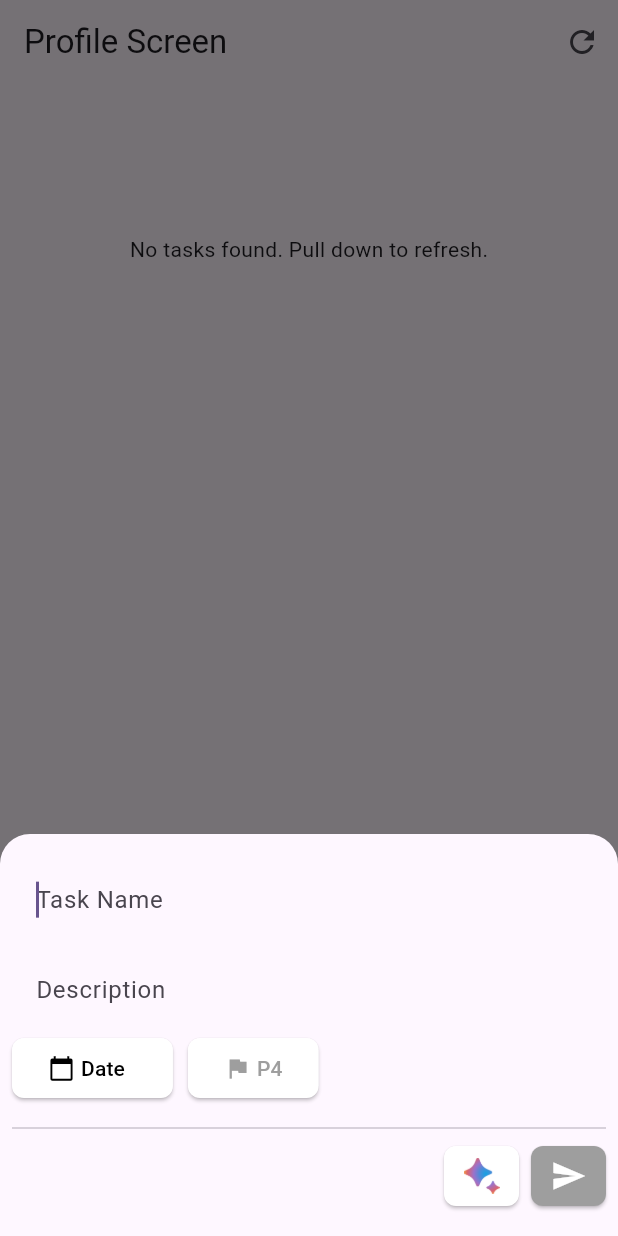
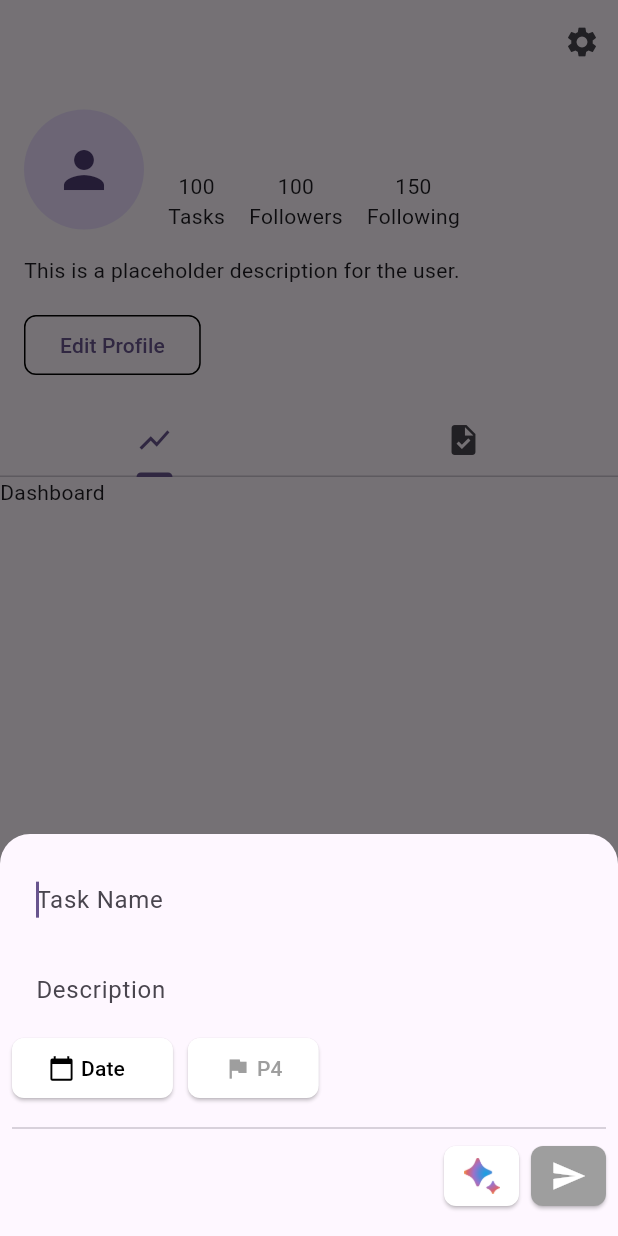
Before and after one commit to siuma1109/flutter_life_goal_management, a Flutter app: the ProfileScreen screen opened by its route, after a tap on the "add" icon, on a phone screen of 412 x 824 dp. Run offline on Flutter 3.47's test engine with Material 3 defaults, Android fonts, the phone set to English and light mode, and no system bars; our stand-ins replace flutter_dotenv, go_router, sqflite; accounts and stored records are empty.

Commit message:
Add user and tables Add profile info widget

```diff
--- a/lib/src/app_router.dart
+++ b/lib/src/app_router.dart
@@ -96,7 +96,7 @@ final GoRouter router = GoRouter(
             GoRoute(
               path: '/profile',
               builder: (BuildContext context, GoRouterState state) {
-                return const ProfileScreen(title: 'Profile Screen');
+                return const ProfileScreen();
               },
             ),
           ],
--- a/lib/src/models/task.dart
+++ b/lib/src/models/task.dart
@@ -6,12 +6,16 @@ class Task {
   final DateTime? dueDate;
   final int priority;
   bool isChecked;
+  final int userId;
+  final int? projectId;
   final DateTime createdAt;
   final DateTime updatedAt;
 
   Task({
     this.id,
     this.parentId,
+    required this.userId,
+    this.projectId,
     required this.title,
     this.description,
     this.dueDate,
@@ -25,6 +29,8 @@ class Task {
     return {
       'id': id,
       'parent_id': parentId,
+      'user_id': userId,
+      'project_id': projectId,
       'title': title,
       'description': description,
       'due_date': dueDate?.toIso8601String(),
@@ -39,6 +45,8 @@ class Task {
     return Task(
       id: map['id'],
       parentId: map['parent_id'],
+      userId: map['user_id'],
+      projectId: map['project_id'],
       title: map['title'],
       description: map['description'],
       dueDate: map['due_date'] != null ? DateTime.parse(map['due_date']) : null,
@@ -52,6 +60,8 @@ class Task {
   Task copyWith({
     int? id,
     int? parentId,
+    int? userId,
+    int? projectId,
     String? title,
     String? description,
     DateTime? dueDate,
@@ -63,6 +73,8 @@ class Task {
     return Task(
       id: id ?? this.id,
       parentId: parentId ?? this.parentId,
+      userId: userId ?? this.userId,
+      projectId: projectId ?? this.projectId,
       title: title ?? this.title,
       description: description ?? this.description,
       dueDate: dueDate ?? this.dueDate,
--- /dev/null
+++ b/lib/src/models/user.dart
@@ -0,0 +1,34 @@
+class User {
+  final int? id;
+  final String username;
+  final String name;
+  final String email;
+  final String password;
+
+  User({
+    this.id,
+    required this.username,
+    required this.name,
+    required this.email,
+    required this.password,
+  });
+
+  factory User.fromMap(Map<String, dynamic> map) {
+    return User(
+        id: map['id'],
+        username: map['username'],
+        name: map['name'],
+        email: map['email'],
+        password: map['password']);
+  }
+
+  Map<String, dynamic> toMap() {
+    return {
+      'id': id,
+      'username': username,
+      'name': name,
+      'email': email,
+      'password': password,
+    };
+  }
+}
--- a/lib/src/screens/profile_screen.dart
+++ b/lib/src/screens/profile_screen.dart
@@ -1,13 +1,13 @@
 import 'package:flutter/material.dart';
-import 'package:flutter_life_goal_management/src/services/task_service.dart';
-import 'package:flutter_life_goal_management/src/widgets/task/add_task_floating_button_widget.dart';
+import 'package:flutter_life_goal_management/src/services/auth_service.dart';
+import 'package:flutter_life_goal_management/src/widgets/profile_info_widget.dart';
 import '../models/task.dart';
 import '../services/database_helper.dart';
+import '../widgets/task/add_task_floating_button_widget.dart';
+import '../widgets/task/task_list_widget.dart';
 
 class ProfileScreen extends StatefulWidget {
-  final String title;
-
-  const ProfileScreen({super.key, required this.title});
+  const ProfileScreen({super.key});
 
   @override
   State<ProfileScreen> createState() => _ProfileScreenState();
@@ -15,7 +15,6 @@ class ProfileScreen extends StatefulWidget {
 
 class _ProfileScreenState extends State<ProfileScreen> {
   final DatabaseHelper _databaseHelper = DatabaseHelper();
-  final TaskService _taskService = TaskService();
   List<Task> _tasks = [];
   final GlobalKey<RefreshIndicatorState> _refreshIndicatorKey =
       GlobalKey<RefreshIndicatorState>();
@@ -33,7 +32,8 @@ class _ProfileScreenState extends State<ProfileScreen> {
   }
 
   Future<void> _loadTasks() async {
-    final tasks = await _databaseHelper.getAllTasks(false);
+    final tasks = await _databaseHelper.getAllTasks(
+        false, AuthService().getLoggedInUser()?.id);
     setState(() {
       _tasks = tasks.map((task) => Task.fromMap(task)).toList();
     });
@@ -43,96 +43,46 @@ class _ProfileScreenState extends State<ProfileScreen> {
   Widget build(BuildContext context) {
     return Scaffold(
       appBar: AppBar(
-        title: Text(widget.title),
+        title: Text(AuthService().getLoggedInUser()?.username ?? 'Profile'),
         actions: [
           IconButton(
-            icon: const Icon(Icons.refresh),
+            icon: const Icon(Icons.settings),
             onPressed: () {
-              _refreshIndicatorKey.currentState?.show();
+              // TODO: Implement settings
             },
           ),
         ],
       ),
-      body: RefreshIndicator(
-        key: _refreshIndicatorKey,
-        onRefresh: _loadTasks,
-        child: _tasks.isEmpty
-            ? ListView(
-                physics: const AlwaysScrollableScrollPhysics(),
-                children: const [
-                  SizedBox(height: 100),
-                  Center(
-                    child: Text('No tasks found. Pull down to refresh.'),
+      body: DefaultTabController(
+        length: 3,
+        child: Column(
+          crossAxisAlignment: CrossAxisAlignment.start,
+          children: [
+            // Profile Section
+            ProfileInfoWidget(),
+            const TabBar(
+              tabs: [
+                Tab(icon: Icon(Icons.show_chart)),
+                Tab(icon: Icon(Icons.task)),
+              ],
+            ),
+            Expanded(
+              child: TabBarView(
+                children: [
+                  Text("Dashboard"),
+                  RefreshIndicator(
+                    key: _refreshIndicatorKey,
+                    onRefresh: _loadTasks,
+                    child: TaskListWidget(
+                      tasks: _tasks,
+                      onRefresh: _loadTasks,
+                    ),
                   ),
                 ],
-              )
-            : ListView.builder(
-                itemCount: _tasks.length,
-                itemBuilder: (context, index) {
-                  final task = _tasks[index];
-                  return Container(
-                    decoration: BoxDecoration(
-                      border: index < _tasks.length - 1
-                          ? Border(
-                              bottom: BorderSide(
-                                color: Colors.black12, // Change color as needed
-                                width: 1.0, // Adjust width as needed
-                              ),
-                            )
-                          : null,
-                    ),
-                    child: GestureDetector(
-                      onTap: () async {
-                        _taskService.showTaskEditForm(
-                            context, task, _loadTasks);
-                      },
-                      child: ListTile(
-                        leading: Transform.scale(
-                          scale: 1.2, // Adjust the scale factor as needed
-                          child: Checkbox(
-                            value: task.isChecked,
-                            side: BorderSide(
-                              color:
-                                  TaskService().getPriorityColor(task.priority),
-                              width: 2.0, // Adjust the width as needed
-                            ),
-                            shape: RoundedRectangleBorder(
-                              borderRadius: BorderRadius.circular(50),
-                              side: BorderSide(
-                                color: TaskService()
-                                    .getPriorityColor(task.priority),
-                                width: 2.0,
-                              ),
-                            ),
-                            activeColor:
-                                TaskService().getPriorityColor(task.priority),
-                            onChanged: (bool? newValue) {
-                              task.isChecked = !task.isChecked;
-                              setState(() {
-                                _tasks[index] = task;
-                                _databaseHelper.updateTask(task.toMap());
-                              });
-                            },
-                          ),
-                        ),
-                        title: Text(task.title),
-                        subtitle: (task.description != null &&
-                                task.description != '')
-                            ? Column(
-                                crossAxisAlignment: CrossAxisAlignment.start,
-                                children: [
-                                  Text(task.description!),
-                                  if (task.dueDate != null)
-                                    Text(
-                                        task.dueDate!.toString().split(' ')[0]),
-                                ],
-                              )
-                            : null,
-                      ),
-                    ),
-                  );
-                },
               ),
+            ),
+          ],
+        ),
       ),
       floatingActionButton: AddTaskFloatingButtonWidget(
         onRefresh: _loadTasks,
--- a/lib/src/services/auth_service.dart
+++ b/lib/src/services/auth_service.dart
@@ -1,3 +1,6 @@
+import '../services/database_helper.dart';
+import '../models/user.dart';
+
 class AuthService {
   // Singleton instance
   static final AuthService _instance = AuthService._internal();
@@ -12,6 +15,9 @@ class AuthService {
   // In a real application, this might be replaced with a more complex logic
   // involving secure storage, API calls, etc.
   bool _isLoggedIn = false;
+
+  // Add a private variable to store the logged-in user's information
+  User? _loggedInUser;
 
   // Method to check if the user is logged in
   bool isLoggedIn() {
@@ -28,14 +34,19 @@ class AuthService {
     _isLoggedIn = false;
   }
 
+  // Method to get the logged-in user's information
+  User? getLoggedInUser() {
+    return _loggedInUser;
+  }
+
   // Method to log in the user with fake credentials
-  bool logInWithCredentials(String email, String password) {
-    // Fake credentials
-    const fakeEmail = 'user@example.com';
-    const fakePassword = 'password123';
-
-    if (email == fakeEmail && password == fakePassword) {
+  Future<bool> logInWithCredentials(
+      String emailOrUsername, String password) async {
+    final databaseHelper = DatabaseHelper();
+    final user = await databaseHelper.getUserByEmailOrUsername(emailOrUsername);
+    if (user != null && user.password == password) {
       _isLoggedIn = true;
+      _loggedInUser = user; // Store the logged-in user's information
       return true;
     }
     return false;
--- a/lib/src/services/database_helper.dart
+++ b/lib/src/services/database_helper.dart
@@ -1,3 +1,4 @@
+import 'package:flutter_life_goal_management/src/models/user.dart';
 import 'package:sqflite/sqflite.dart';
 import 'package:path/path.dart';
 
@@ -28,18 +29,52 @@ class DatabaseHelper {
 
   Future<void> _createDb(Database db, int version) async {
     await db.execute('''
+      CREATE TABLE users(
+        id INTEGER PRIMARY KEY AUTOINCREMENT,
+        username TEXT NULL UNIQUE,
+        name TEXT NOT NULL,
+        email TEXT NOT NULL,
+        password TEXT NOT NULL,
+        avatar TEXT,
+        created_at DATETIME NOT NULL DEFAULT CURRENT_TIMESTAMP,
+        updated_at DATETIME NOT NULL DEFAULT CURRENT_TIMESTAMP
+      );
+    ''');
+
+    await db.execute('''
+      CREATE TABLE projects(
+        id INTEGER PRIMARY KEY AUTOINCREMENT,
+        user_id INTEGER NOT NULL,
+        name TEXT NOT NULL,
+        description TEXT,
+        created_at DATETIME NOT NULL DEFAULT CURRENT_TIMESTAMP,
+        updated_at DATETIME NOT NULL DEFAULT CURRENT_TIMESTAMP,
+        FOREIGN KEY (user_id) REFERENCES users (id)
+      );
+    ''');
+
+    await db.execute('''
       CREATE TABLE tasks(
         id INTEGER PRIMARY KEY AUTOINCREMENT,
         parent_id INTEGER,
+        user_id INTEGER NOT NULL,
+        project_id INTEGER,
         title TEXT NOT NULL,
         description TEXT,
         due_date TEXT,
         priority INTEGER,
         is_checked BOOLEAN NOT NULL DEFAULT false,
-        created_at TEXT NOT NULL,
-        updated_at TEXT NOT NULL,
-        FOREIGN KEY (parent_id) REFERENCES tasks (id)
-      )
+
+        created_at DATETIME NOT NULL DEFAULT CURRENT_TIMESTAMP,
+        updated_at DATETIME NOT NULL DEFAULT CURRENT_TIMESTAMP,
+        FOREIGN KEY (parent_id) REFERENCES tasks (id),
+        FOREIGN KEY (user_id) REFERENCES users (id),
+        FOREIGN KEY (project_id) REFERENCES projects (id)
+      );
+    ''');
+
+    await db.execute('''
+        INSERT INTO users (username, name, email, password) VALUES ('test_user', 'Test User', 'user@example.com', 'password123');
     ''');
   }
 
@@ -51,13 +86,33 @@ class DatabaseHelper {
     return await db.insert('tasks', task);
   }
 
+  Future<User?> getUserByEmailOrUsername(String emailOrUsername) async {
+    final db = await database;
+    final result = await db.query(
+      'users',
+      where: 'email = ? OR username = ?',
+      whereArgs: [emailOrUsername, emailOrUsername],
+    );
+    return result.isNotEmpty ? User.fromMap(result.first) : null;
+  }
+
   // Get all tasks (including subtasks)
-  Future<List<Map<String, dynamic>>> getAllTasks(bool withSubTask) async {
+  Future<List<Map<String, dynamic>>> getAllTasks(
+      bool withSubTask, int? userId) async {
     final db = await database;
+    var whereClauses = [];
+    var whereArgs = [];
+
+    if (userId != null) {
+      whereClauses.add('user_id = ?');
+      whereArgs.add(userId);
+    }
     if (withSubTask) {
-      return await db.query('tasks');
+      whereClauses.add('parent_id IS NOT NULL');
     }
-    return await db.query('tasks', where: 'parent_id IS NULL');
+
+    return await db.query('tasks',
+        where: whereClauses.join(' AND '), whereArgs: whereArgs);
   }
 
   // Get tasks by parent_id (for subtasks)
--- /dev/null
+++ b/lib/src/widgets/profile_info_widget.dart
@@ -0,0 +1,89 @@
+import 'package:flutter/material.dart';
+import 'package:flutter_life_goal_management/src/services/auth_service.dart';
+
+class ProfileInfoWidget extends StatefulWidget {
+  const ProfileInfoWidget({super.key});
+
+  @override
+  State<ProfileInfoWidget> createState() => _ProfileInfoWidgetState();
+}
+
+class _ProfileInfoWidgetState extends State<ProfileInfoWidget> {
+  @override
+  Widget build(BuildContext context) {
+    return Container(
+      padding: EdgeInsets.all(16.0),
+      child: Column(
+        crossAxisAlignment: CrossAxisAlignment.start,
+        children: [
+          Row(
+            children: [
+              CircleAvatar(
+                radius: 40,
+                child: Icon(Icons.person, size: 40), // Use the icon as a child
+              ),
+              SizedBox(width: 16),
+              Column(
+                crossAxisAlignment: CrossAxisAlignment.start,
+                children: [
+                  Row(
+                    children: [
+                      Text(
+                        AuthService().getLoggedInUser()?.name ?? '',
+                        style: TextStyle(fontSize: 24),
+                      ),
+                    ],
+                  ),
+                  SizedBox(height: 8),
+                  Row(
+                    mainAxisAlignment: MainAxisAlignment.spaceBetween,
+                    children: [
+                      Column(
+                        children: [
+                          Text('100'),
+                          Text('Tasks'),
+                        ],
+                      ),
+                      SizedBox(width: 16),
+                      Column(
+                        children: [
+                          Text('100'),
+                          Text('Followers'),
+                        ],
+                      ),
+                      SizedBox(width: 16),
+                      Column(
+                        children: [
+                          Text('150'),
+                          Text('Following'),
+                        ],
+                      ),
+                    ],
+                  ),
+                ],
+              ),
+            ],
+          ),
+          SizedBox(height: 16),
+          Text('This is a placeholder description for the user.',
+              style: TextStyle(fontSize: 14)),
+          SizedBox(height: 16),
+          Row(
+            children: [
+              OutlinedButton(
+                onPressed: () {},
+                style: OutlinedButton.styleFrom(
+                  side: BorderSide(color: Colors.black),
+                  shape: RoundedRectangleBorder(
+                    borderRadius: BorderRadius.circular(8.0),
+                  ),
+                ),
+                child: Text('Edit Profile'),
+              ),
+            ],
+          ),
+        ],
+      ),
+    );
+  }
+}
--- a/lib/src/widgets/task/add_task_widget.dart
+++ b/lib/src/widgets/task/add_task_widget.dart
@@ -1,4 +1,5 @@
 import 'package:flutter/material.dart';
+import 'package:flutter_life_goal_management/src/services/auth_service.dart';
 import 'package:intl/intl.dart';
 import 'package:http/http.dart' as http;
 import 'dart:convert';
@@ -90,6 +91,9 @@ class _AddTaskWidgetState extends State<AddTaskWidget> {
           task: widget.task ??
               Task(
                 id: null,
+                parentId: null,
+                userId: AuthService().getLoggedInUser()?.id ?? 0,
+                projectId: widget.task?.projectId ?? null,
                 title: "",
                 priority: _priority,
                 dueDate: _dueDate,
@@ -141,6 +145,8 @@ class _AddTaskWidgetState extends State<AddTaskWidget> {
         final now = DateTime.now();
         final task = Task(
           parentId: widget.task?.id,
+          userId: AuthService().getLoggedInUser()?.id ?? 0,
+          projectId: widget.task?.projectId ?? null,
           title: _taskController.text,
           description: _descriptionController.text,
           dueDate: _dueDate,
--- a/lib/src/widgets/task/view_task_widget.dart
+++ b/lib/src/widgets/task/view_task_widget.dart
@@ -53,6 +53,8 @@ class _ViewTaskWidgetState extends State<ViewTaskWidget> {
     final updatedTask = Task(
       id: widget.task.id,
       parentId: widget.task.parentId,
+      userId: widget.task.userId,
+      projectId: widget.task.projectId,
       title: _titleController.text,
       description: _descriptionController.text,
       dueDate: _dueDate,
@@ -76,6 +78,9 @@ class _ViewTaskWidgetState extends State<ViewTaskWidget> {
         return TaskDatePickerWidget(
           task: Task(
             id: widget.task.id,
+            parentId: widget.task.parentId,
+            userId: widget.task.userId,
+            projectId: widget.task.projectId,
             title: widget.task.title,
             description: widget.task.description,
             dueDate: _dueDate,
```
Also changed, not shown: lib/src/screens/login_screen.dart (+5 -4 lines), lib/src/widgets/task/task_list_widget.dart (added, +101 -0 lines).
